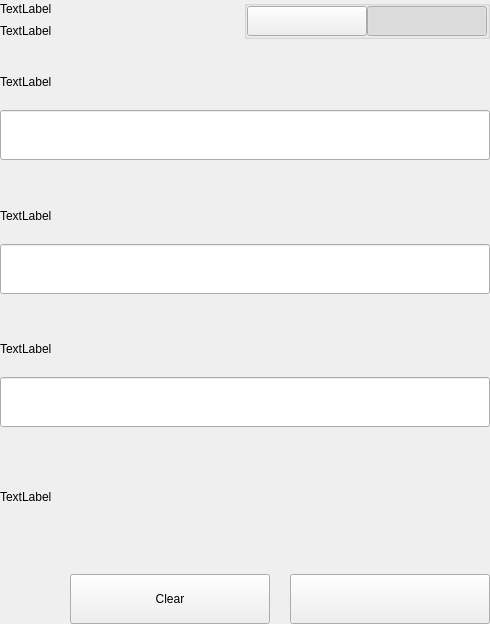
Before: the Qt Designer form src/qt/encocoin/settings/forms/settingsbittoolwidget.ui in kopernikus-git/xnk-1, drawn with Qt 5.
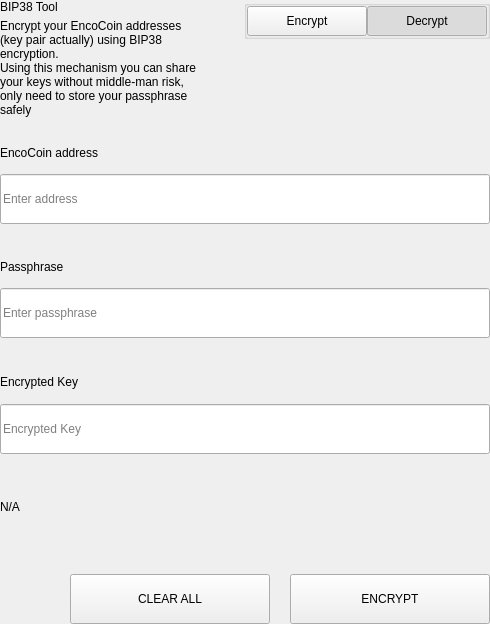
After: the same form once the commit is applied.

What changed in the file:
```diff
--- a/src/qt/encocoin/settings/forms/settingsbittoolwidget.ui
+++ b/src/qt/encocoin/settings/forms/settingsbittoolwidget.ui
@@ -62,14 +62,15 @@
             <item>
              <widget class="QLabel" name="labelTitle">
               <property name="text">
-               <string>TextLabel</string>
+               <string>BIP38 Tool</string>
               </property>
              </widget>
             </item>
             <item>
              <widget class="QLabel" name="labelSubtitle1">
               <property name="text">
-               <string>TextLabel</string>
+               <string>Encrypt your EncoCoin addresses (key pair actually) using BIP38 encryption.
+Using this mechanism you can share your keys without middle-man risk, only need to store your passphrase safely</string>
               </property>
               <property name="wordWrap">
                <bool>true</bool>
@@ -133,7 +134,7 @@
                 <enum>Qt::NoFocus</enum>
                </property>
                <property name="text">
-                <string/>
+                <string>Encrypt</string>
                </property>
                <property name="checkable">
                 <bool>true</bool>
@@ -161,7 +162,7 @@
                 <enum>Qt::NoFocus</enum>
                </property>
                <property name="text">
-                <string/>
+                <string>Decrypt</string>
                </property>
                <property name="checkable">
                 <bool>true</bool>
@@ -647,7 +648,7 @@
                   </size>
                  </property>
                  <property name="text">
-                  <string>TextLabel</string>
+                  <string>EncoCoin address</string>
                  </property>
                 </widget>
                </item>
@@ -659,6 +660,9 @@
                    <height>50</height>
                   </size>
                  </property>
+                 <property name="placeholderText">
+                  <string>Enter address</string>
+                 </property>
                 </widget>
                </item>
               </layout>
@@ -718,7 +722,7 @@
                     </size>
                    </property>
                    <property name="text">
-                    <string>TextLabel</string>
+                    <string>Passphrase</string>
                    </property>
                   </widget>
                  </item>
@@ -736,6 +740,9 @@
                      <height>50</height>
                     </size>
                    </property>
+                   <property name="placeholderText">
+                    <string>Enter passphrase</string>
+                   </property>
                   </widget>
                  </item>
                 </layout>
@@ -801,7 +808,7 @@
                   </size>
                  </property>
                  <property name="text">
-                  <string>TextLabel</string>
+                  <string>Encrypted Key</string>
                  </property>
                 </widget>
                </item>
@@ -813,6 +820,9 @@
                    <height>50</height>
                   </size>
                  </property>
+                 <property name="placeholderText">
+                  <string>Encrypted Key</string>
+                 </property>
                 </widget>
                </item>
               </layout>
@@ -821,7 +831,7 @@
             <item>
              <widget class="QLabel" name="statusLabel_ENC">
               <property name="text">
-               <string>TextLabel</string>
+               <string notr="true">N/A</string>
               </property>
              </widget>
             </item>
@@ -874,7 +884,7 @@
                  <enum>Qt::NoFocus</enum>
                 </property>
                 <property name="text">
-                 <string>Clear</string>
+                 <string>CLEAR ALL</string>
                 </property>
                </widget>
               </item>
@@ -912,7 +922,7 @@
                  <enum>Qt::NoFocus</enum>
                 </property>
                 <property name="text">
-                 <string/>
+                 <string>ENCRYPT</string>
                 </property>
                </widget>
               </item>
```
Left out of the diff: 19 changed lines with no effect on the pictures.
